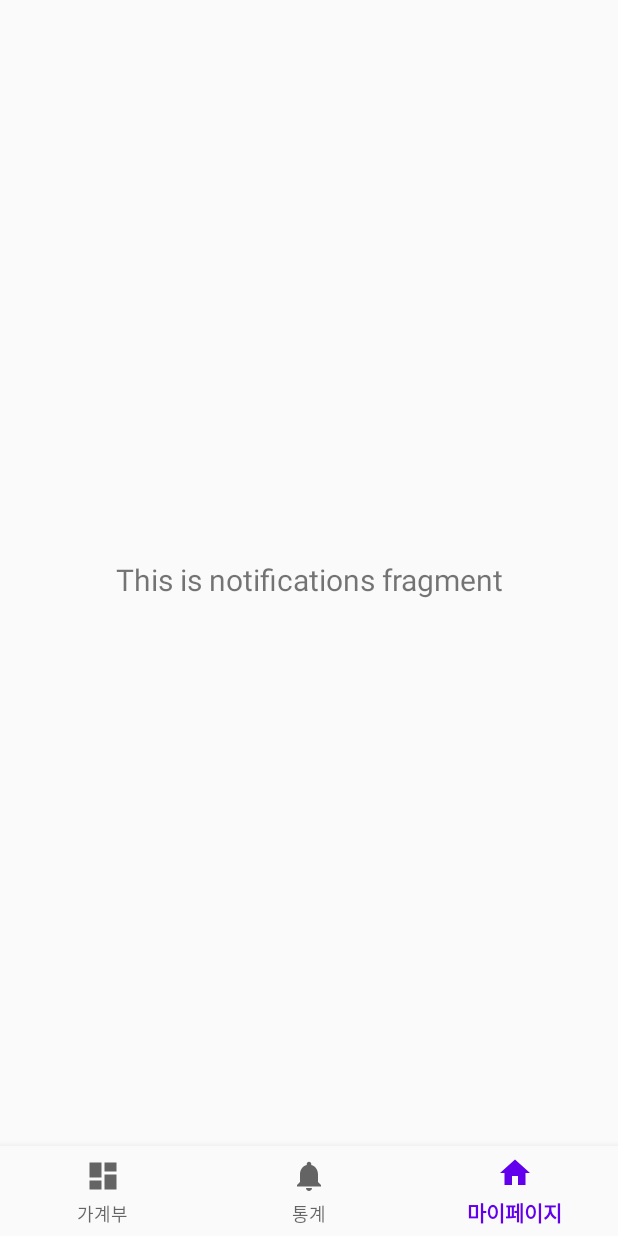
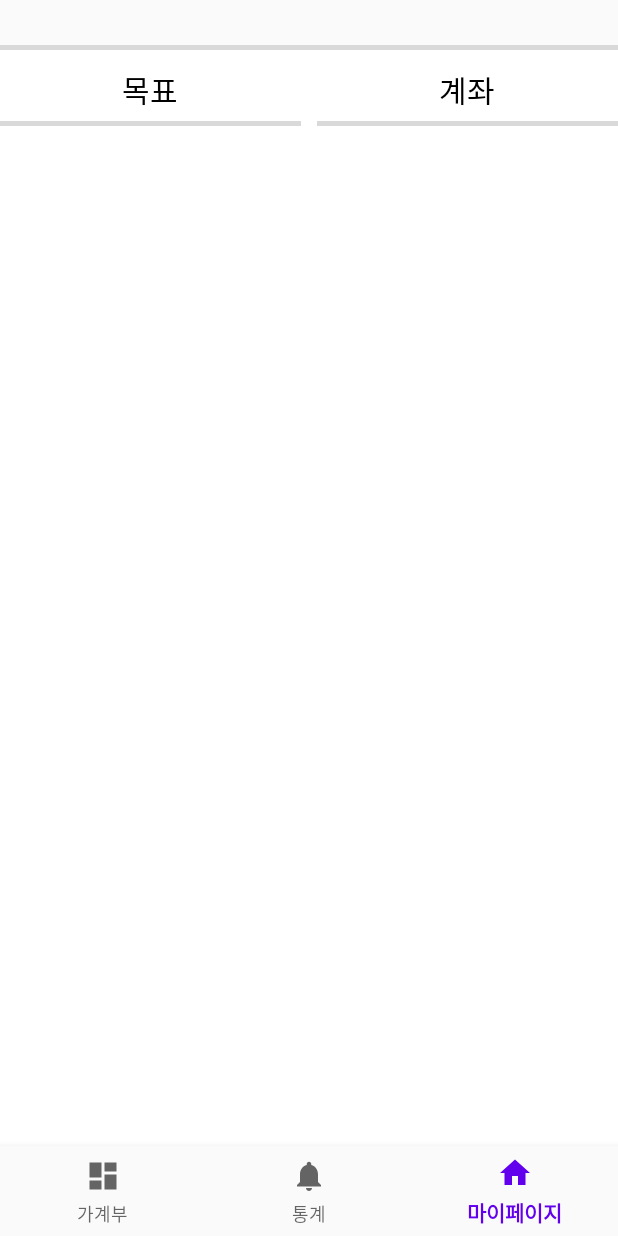
Before and after one commit to honor-sky/classDatabase, an Android app: the MypageFragment screen opened through its navigation route, on a phone screen of 412 x 824 dp. Run offline under Robolectric (Android 15) with nearby library versions, the light colour scheme and no system bars; our stand-ins replace navigation-ui.

Commit message:
1. mypage 구현중     - 목표/계좌를 프래그먼트로 구현중

```diff
--- a/app/src/main/java/com/example/classdb/MainActivity.java
+++ b/app/src/main/java/com/example/classdb/MainActivity.java
@@ -32,6 +32,8 @@ public class MainActivity extends AppCompatActivity {
         NavController navController = Navigation.findNavController(this, R.id.nav_host_fragment_activity_main);
 //        NavigationUI.setupActionBarWithNavController(this, navController, appBarConfiguration);
         NavigationUI.setupWithNavController(binding.navView, navController);
+
+
     }
 
 }
--- a/app/src/main/java/com/example/classdb/ui/Mypage/MypageFragment.java
+++ b/app/src/main/java/com/example/classdb/ui/Mypage/MypageFragment.java
@@ -24,8 +24,8 @@ public class MypageFragment extends Fragment {
         binding = FragmentMypageBinding.inflate(inflater, container, false);
         View root = binding.getRoot();
 
-        final TextView textView = binding.textNotifications;
-        notificationsViewModel.getText().observe(getViewLifecycleOwner(), textView::setText);
+        //final TextView textView = binding.textNotifications;
+        //notificationsViewModel.getText().observe(getViewLifecycleOwner(), textView::setText);
         return root;
     }
 
--- /dev/null
+++ b/app/src/main/res/drawable/no_pressed_btn_design.xml
@@ -0,0 +1,15 @@
+<?xml version="1.0" encoding="utf-8"?>
+<layer-list xmlns:android="http://schemas.android.com/apk/res/android">
+    <item
+        android:left="-5dp"
+        android:right="-5dp"
+        android:top="-5dp"
+        android:bottom="3dp">
+        <shape android:shape="rectangle" >
+            <solid android:color="@color/white" />
+            <stroke
+                android:width="3dp"
+                android:color="#D9D9D9" />
+        </shape>
+    </item>
+</layer-list>
--- /dev/null
+++ b/app/src/main/res/drawable/pressed_btn_design.xml
@@ -0,0 +1,16 @@
+<?xml version="1.0" encoding="utf-8"?>
+<layer-list xmlns:android="http://schemas.android.com/apk/res/android">
+    <item
+        android:left="-5dp"
+        android:right="-5dp"
+        android:top="-5dp"
+        android:bottom="3dp">
+        <shape
+            android:shape="rectangle" >
+            <solid android:color="@color/white" />
+            <stroke
+                android:width="3dp"
+                android:color="@color/black" />
+        </shape>
+    </item>
+</layer-list>
--- /dev/null
+++ b/app/src/main/res/drawable/underlinebutton_selector.xml
@@ -0,0 +1,8 @@
+<?xml version="1.0" encoding="utf-8"?>
+<selector xmlns:android="http://schemas.android.com/apk/res/android">
+        <item android:state_selected="true" android:drawable="@drawable/pressed_btn_design"/>
+        <item android:state_pressed="true" android:drawable="@drawable/pressed_btn_design"/>
+        <item android:state_focused="true" android:drawable="@drawable/no_pressed_btn_design"/>
+        <item android:drawable="@drawable/no_pressed_btn_design"/>
+
+</selector>
--- a/app/src/main/res/layout/fragment_mypage.xml
+++ b/app/src/main/res/layout/fragment_mypage.xml
@@ -6,17 +6,55 @@
     android:layout_height="match_parent"
     tools:context=".ui.Mypage.MypageFragment">
 
-    <TextView
-        android:id="@+id/text_notifications"
+    <LinearLayout
+        android:id="@+id/linearLayout"
         android:layout_width="match_parent"
-        android:layout_height="wrap_content"
-        android:layout_marginStart="8dp"
-        android:layout_marginTop="8dp"
-        android:layout_marginEnd="8dp"
-        android:textAlignment="center"
-        android:textSize="20sp"
-        app:layout_constraintBottom_toBottomOf="parent"
-        app:layout_constraintEnd_toEndOf="parent"
-        app:layout_constraintStart_toStartOf="parent"
-        app:layout_constraintTop_toTopOf="parent" />
+        android:layout_height="match_parent"
+        android:background="@color/white"
+        android:orientation="vertical"
+        android:layout_marginTop="30dp">
+
+        <View
+            android:layout_width="match_parent"
+            android:layout_height="3dp"
+            android:background="#D9D9D9" />
+
+        <LinearLayout
+            android:layout_width="match_parent"
+            android:layout_height="wrap_content"
+            android:background="#ffffff"
+            android:orientation="horizontal">
+
+            <Button
+                android:id="@+id/button_goal"
+                style="?android:attr/borderlessButtonStyle"
+                android:layout_width="match_parent"
+                android:layout_height="53dp"
+                android:layout_marginRight="5dp"
+                android:layout_weight="1"
+                android:background="@drawable/underlinebutton_selector"
+                android:text="목표"
+                android:textColor="#000000"
+                android:textSize="20dp" />
+
+            <Button
+                android:id="@+id/button_account"
+                style="?android:attr/borderlessButtonStyle"
+                android:layout_width="match_parent"
+                android:layout_height="53dp"
+                android:layout_marginLeft="5dp"
+                android:layout_weight="1"
+                android:background="@drawable/underlinebutton_selector"
+                android:text="계좌"
+                android:textColor="#000000"
+                android:textSize="20dp" />
+
+        </LinearLayout>
+
+        <FrameLayout
+            android:id="@+id/child_fragment_container"
+            android:layout_width="match_parent"
+            android:layout_height="match_parent"/>
+
+    </LinearLayout>
 </androidx.constraintlayout.widget.ConstraintLayout>
```
Also changed, not shown: app/src/main/java/com/example/classdb/AccountFragment.java (added, +64 -0 lines), app/src/main/java/com/example/classdb/GoalFragment.java (added, +64 -0 lines), app/src/main/java/com/example/classdb/MypageFragment.java (added, +91 -0 lines), app/src/main/res/layout/fragment_account.xml (added, +14 -0 lines), app/src/main/res/layout/fragment_goal.xml (added, +16 -0 lines).
